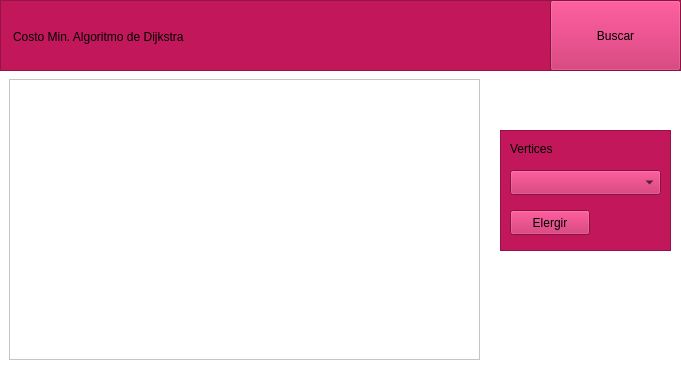
Old version of the form dijkstrawindow.ui in the repository carlosvelaquez/Proyecto-EdD1.
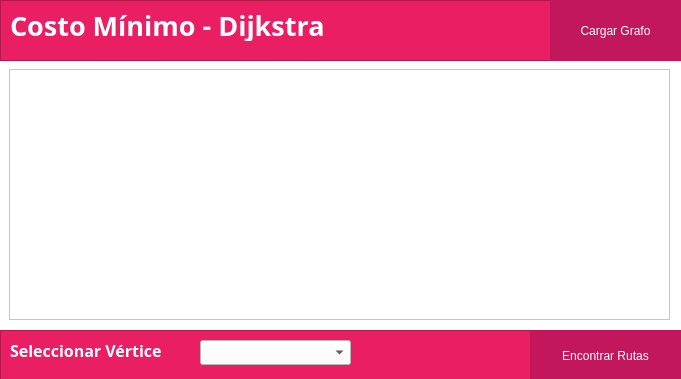
New version of the form.

What changed in the file:
```diff
--- a/dijkstrawindow.ui
+++ b/dijkstrawindow.ui
@@ -7,7 +7,7 @@
     <x>0</x>
     <y>0</y>
     <width>681</width>
-    <height>375</height>
+    <height>379</height>
    </rect>
   </property>
   <property name="windowTitle">
@@ -22,11 +22,28 @@
      <x>0</x>
      <y>0</y>
      <width>681</width>
-     <height>71</height>
+     <height>61</height>
     </rect>
    </property>
    <property name="styleSheet">
-    <string notr="true">background-color: #C2185B;</string>
+    <string notr="true">QFrame{
+background-color: #E91E63;
+}
+
+QLabel{
+color: white;
+}
+
+QPushButton{
+background-color:#C2185B;
+color: white;
+border: none;
+font: 11pt &quot;Lato&quot;;
+}
+
+QPushButton:hover{
+background-color: #880E4F;
+}</string>
    </property>
    <property name="frameShape">
     <enum>QFrame::StyledPanel</enum>
@@ -40,42 +57,63 @@
       <x>550</x>
       <y>0</y>
       <width>131</width>
-      <height>71</height>
+      <height>61</height>
      </rect>
     </property>
     <property name="text">
-     <string>Buscar</string>
+     <string>Cargar Grafo</string>
     </property>
    </widget>
    <widget class="QLabel" name="label_2">
     <property name="geometry">
      <rect>
-      <x>13</x>
-      <y>16</y>
-      <width>491</width>
-      <height>41</height>
+      <x>10</x>
+      <y>10</y>
+      <width>381</width>
+      <height>31</height>
      </rect>
     </property>
-    <property name="styleSheet">
-     <string notr="true">font: 23pt &quot;Noto Sans&quot;;
-</string>
+    <property name="font">
+     <font>
+      <family>Montserrat</family>
+      <pointsize>20</pointsize>
+      <weight>75</weight>
+      <bold>true</bold>
+     </font>
     </property>
     <property name="text">
-     <string>Costo Min. Algoritmo de Dijkstra</string>
+     <string>Costo Mínimo - Dijkstra</string>
     </property>
    </widget>
   </widget>
   <widget class="QFrame" name="frame_2">
    <property name="geometry">
     <rect>
-     <x>500</x>
-     <y>130</y>
-     <width>171</width>
-     <height>121</height>
+     <x>0</x>
+     <y>330</y>
+     <width>681</width>
+     <height>51</height>
     </rect>
    </property>
    <property name="styleSheet">
-    <string notr="true">background-color: #C2185B;</string>
+    <string notr="true">QFrame{
+background-color: #E91E63;
+}
+
+QLabel{
+color: white;
+}
+
+QPushButton{
+background-color:#C2185B;
+color: white;
+border: none;
+font: 11pt &quot;Lato&quot;;
+}
+
+QPushButton:hover{
+background-color: #880E4F;
+}</string>
    </property>
    <property name="frameShape">
     <enum>QFrame::StyledPanel</enum>
@@ -86,37 +124,45 @@
    <widget class="QComboBox" name="comboBox">
     <property name="geometry">
      <rect>
-      <x>10</x>
-      <y>40</y>
+      <x>200</x>
+      <y>10</y>
       <width>151</width>
       <height>25</height>
      </rect>
     </property>
    </widget>
-   <widget class="QLabel" name="label">
-    <property name="geometry">
-     <rect>
-      <x>10</x>
-      <y>10</y>
-      <width>54</width>
-      <height>17</height>
-     </rect>
-    </property>
-    <property name="text">
-     <string>Vertices</string>
-    </property>
-   </widget>
    <widget class="QPushButton" name="pushButton_Elegir">
     <property name="geometry">
      <rect>
+      <x>530</x>
+      <y>0</y>
+      <width>151</width>
+      <height>51</height>
+     </rect>
+    </property>
+    <property name="text">
+     <string>Encontrar Rutas</string>
+    </property>
+   </widget>
+   <widget class="QLabel" name="resultadoLabel">
+    <property name="geometry">
+     <rect>
       <x>10</x>
-      <y>80</y>
-      <width>80</width>
-      <height>25</height>
+      <y>10</y>
+      <width>171</width>
+      <height>21</height>
      </rect>
     </property>
+    <property name="font">
+     <font>
+      <family>Montserrat</family>
+      <pointsize>12</pointsize>
+      <weight>75</weight>
+      <bold>true</bold>
+     </font>
+    </property>
     <property name="text">
-     <string>Elergir</string>
+     <string>Seleccionar Vértice</string>
     </property>
    </widget>
   </widget>
@@ -124,9 +170,9 @@
    <property name="geometry">
     <rect>
      <x>9</x>
-     <y>79</y>
-     <width>471</width>
-     <height>281</height>
+     <y>69</y>
+     <width>661</width>
+     <height>251</height>
     </rect>
    </property>
    <property name="frameShape">
```
